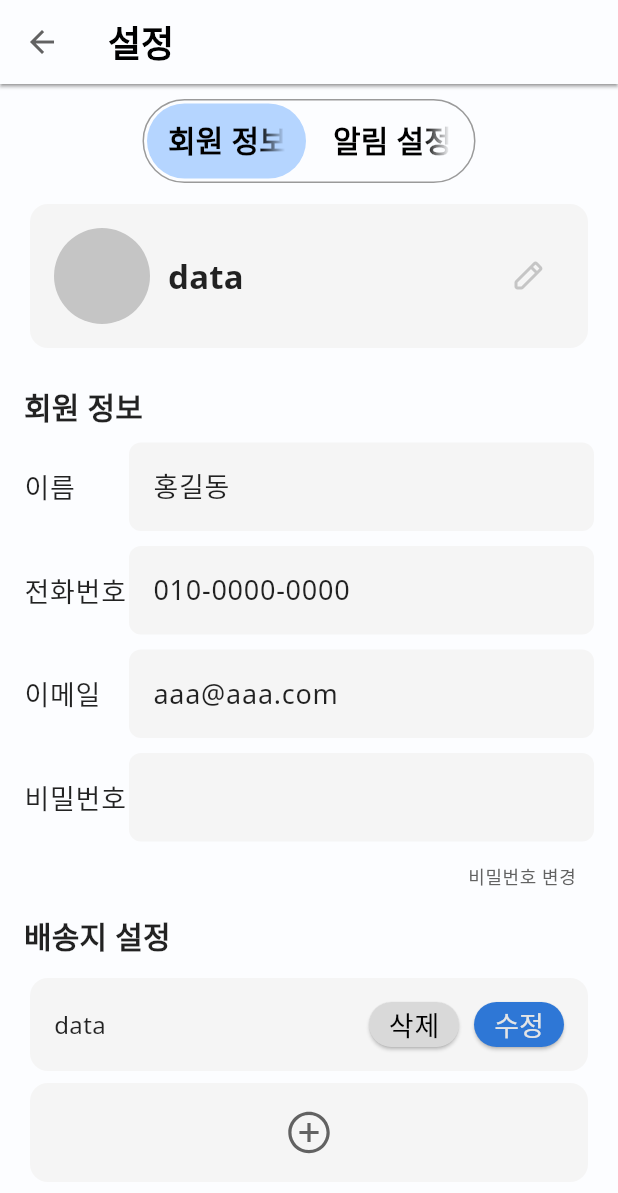
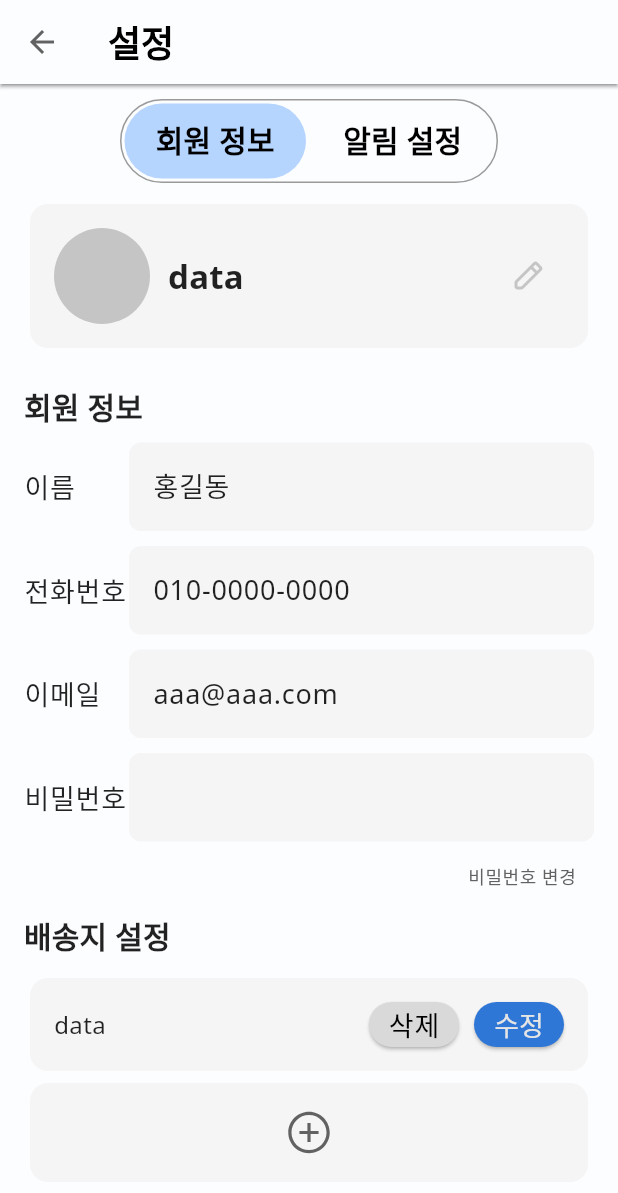
Before and after one commit to LIKELION-Android-Bootcamp-4th/AOS-04-officeShoppingMall, a Flutter app: the SettingScreen screen opened by its route, on a phone screen of 412 x 824 dp. Shown: the top 1193 px of the screen. Run offline on Flutter 3.47's test engine with Material 3 defaults, Android fonts, the phone set to English and light mode, and no system bars; our stand-ins replace dio, flutter_bloc, flutter_svg, fluttertoast, google_fonts, pretty_dio_logger and 2 more; accounts and stored records are empty.

Commit message:
refactor: 커스텀 탭바 탭 길이 조절

```diff
--- a/lib/core/widgets/custom_tab_bar.dart
+++ b/lib/core/widgets/custom_tab_bar.dart
@@ -7,7 +7,7 @@ Widget customTabBar({
   ValueChanged<int>? onTap,
 }) {
   return Padding(
-    padding: EdgeInsets.symmetric(horizontal: tabs.length < 3 ? 95 : 0, vertical: 10),
+    padding: EdgeInsets.symmetric(horizontal: tabs.length < 3 ? 80 : 0, vertical: 10),
     child: Container(
       height: 56,
       decoration: BoxDecoration(
```
